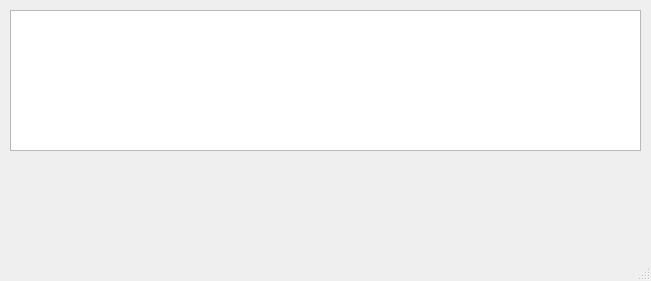
The window that simulationwindow.ui (AMR-KELEG/Operating-Systems-Scheduler) describes before a commit, drawn with Qt 5.
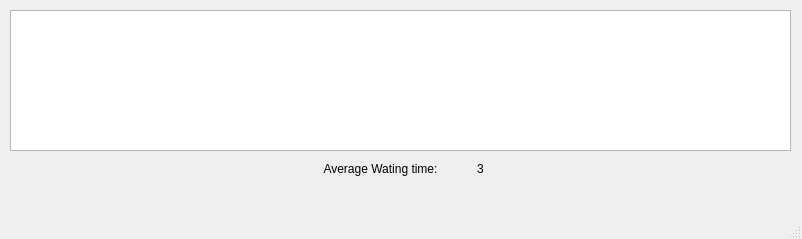
The same window after the commit.

What changed in the file:
```diff
--- a/simulationwindow.ui
+++ b/simulationwindow.ui
@@ -6,8 +6,8 @@
    <rect>
     <x>0</x>
     <y>0</y>
-    <width>651</width>
-    <height>281</height>
+    <width>802</width>
+    <height>239</height>
    </rect>
   </property>
   <property name="windowTitle">
@@ -19,7 +19,7 @@
      <rect>
       <x>10</x>
       <y>10</y>
-      <width>631</width>
+      <width>781</width>
       <height>141</height>
      </rect>
     </property>
@@ -49,6 +49,38 @@
     </attribute>
     <row/>
    </widget>
+   <widget class="QLabel" name="waitingTimeLabel">
+    <property name="geometry">
+     <rect>
+      <x>300</x>
+      <y>160</y>
+      <width>161</width>
+      <height>17</height>
+     </rect>
+    </property>
+    <property name="text">
+     <string>Average Wating time:</string>
+    </property>
+    <property name="alignment">
+     <set>Qt::AlignCenter</set>
+    </property>
+   </widget>
+   <widget class="QLabel" name="time">
+    <property name="geometry">
+     <rect>
+      <x>460</x>
+      <y>160</y>
+      <width>41</width>
+      <height>17</height>
+     </rect>
+    </property>
+    <property name="text">
+     <string>3</string>
+    </property>
+    <property name="alignment">
+     <set>Qt::AlignCenter</set>
+    </property>
+   </widget>
   </widget>
   <widget class="QMenuBar" name="menubar">
    <property name="geometry">
```
Left out of the diff: 2 changed lines with no effect on the pictures.
